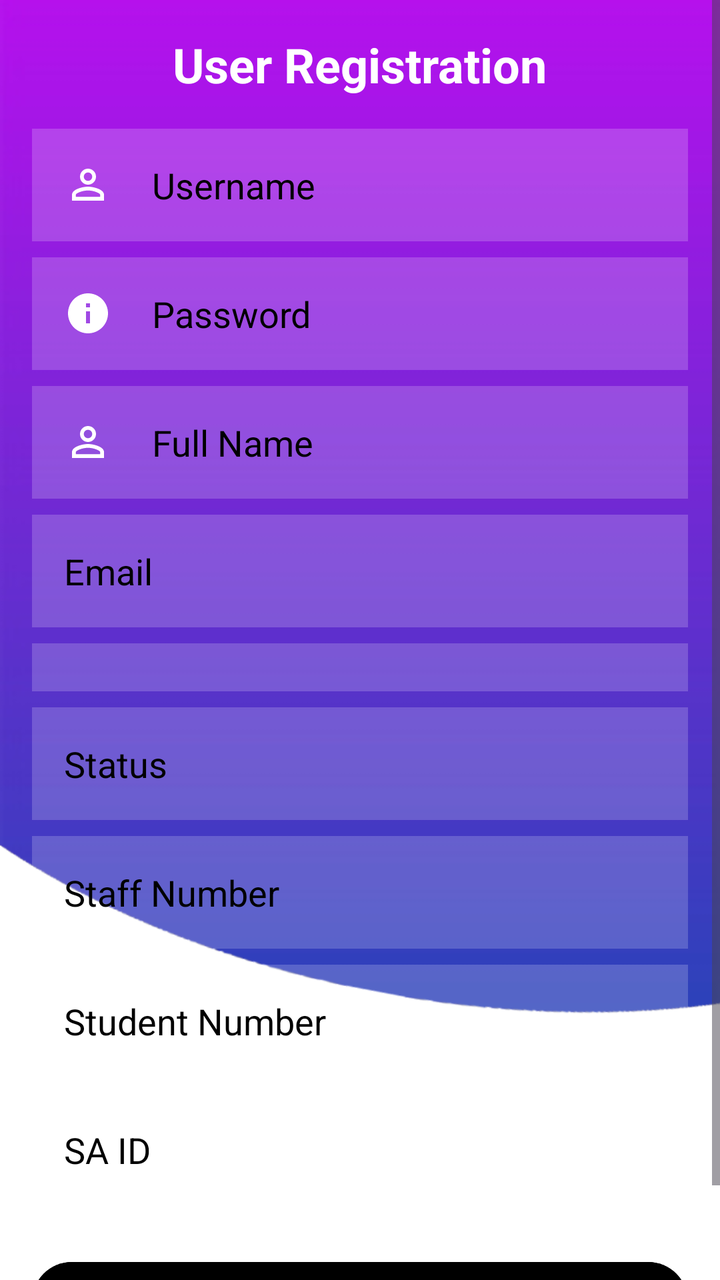
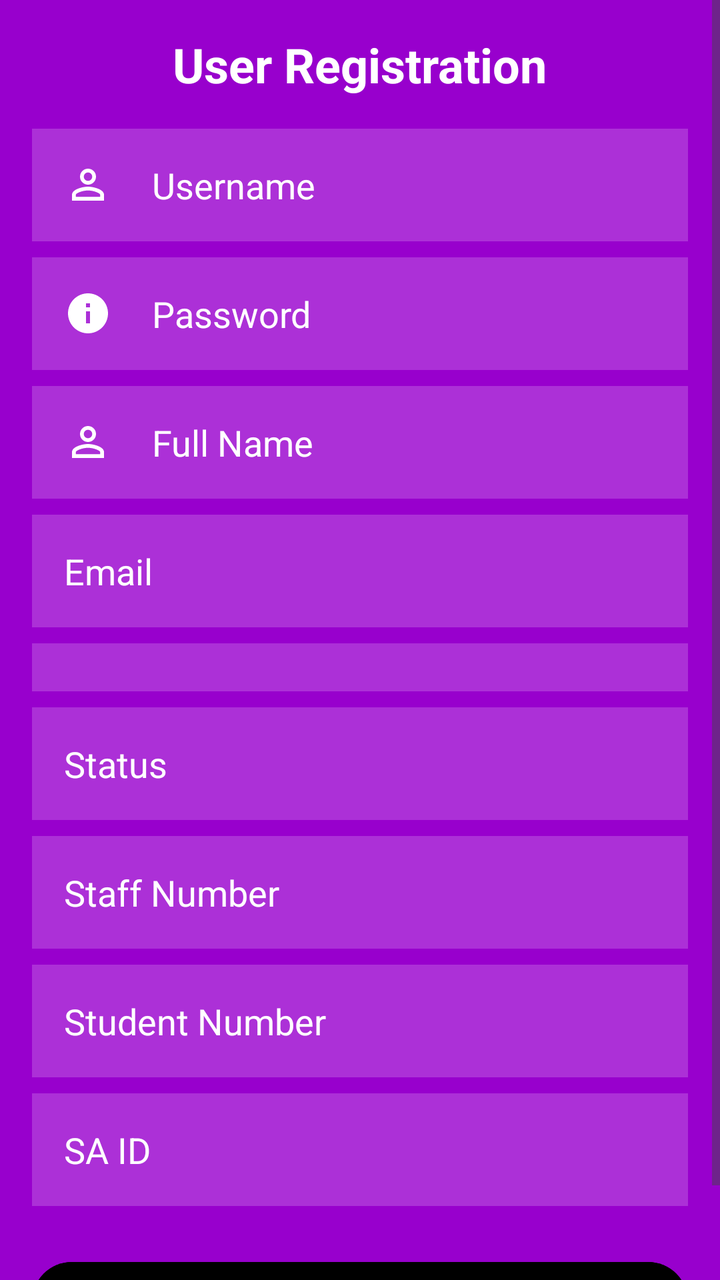

Screens rendered from an Android XML layout before and after an edit, with the pre-edit source and the edit as a unified diff.
<!-- AndroidManifest.xml: application theme Theme.AppConiTag -->
<!-- res/layout/activity_register3.xml -->
<?xml version="1.0" encoding="utf-8"?>
<RelativeLayout xmlns:android="http://schemas.android.com/apk/res/android"
    android:layout_width="match_parent"
    android:layout_height="match_parent"
    android:background="@drawable/background"
    xmlns:tools="http://schemas.android.com/tools"
    tools:context=".SignUp">

    <ScrollView
        android:layout_width="match_parent"
        android:layout_height="match_parent"
        android:fillViewport="true">

        <LinearLayout
            android:layout_width="match_parent"
            android:layout_height="wrap_content"
            android:orientation="vertical"
            android:padding="16dp">

            <TextView
                android:id="@+id/titleTextView"
                android:layout_width="wrap_content"
                android:layout_height="wrap_content"
                android:text="User Registration"
                android:textSize="24sp"
                android:textStyle="bold"
                android:textColor="@color/white"
                android:layout_gravity="center_horizontal"
                android:paddingBottom="16dp"/>

            <EditText
                android:id="@+id/usernameEditText"
                android:layout_width="match_parent"
                android:layout_height="wrap_content"
                android:hint="Username"
                android:inputType="textPersonName"
                android:background="#30ffffff"
                android:textColorHint="@color/black"
                android:textColor="@color/black"
                android:drawableLeft="@drawable/ic_baseline_person_outline_24"
                android:drawablePadding="20dp"
                android:padding="16dp"
                android:layout_marginBottom="8dp"/>

            <EditText
                android:id="@+id/passwordEditText"
                android:layout_width="match_parent"
                android:layout_height="wrap_content"
                android:hint="Password"
                android:inputType="textPassword"
                android:background="#30ffffff"
                android:textColorHint="@color/black"
                android:textColor="@color/black"
                android:drawableLeft="@drawable/ic_baseline_info_24"
                android:drawablePadding="20dp"
                android:padding="16dp"
                android:layout_marginBottom="8dp"/>

            <EditText
                android:id="@+id/fullNameEditText"
                android:layout_width="match_parent"
                android:layout_height="wrap_content"
                android:hint="Full Name"
                android:inputType="textPersonName"
                android:background="#30ffffff"
                android:textColorHint="@color/black"
                android:textColor="@color/black"
                android:drawableLeft="@drawable/ic_baseline_person_outline_24"
                android:drawablePadding="20dp"
                android:padding="16dp"
                android:layout_marginBottom="8dp"/>

            <EditText
                android:id="@+id/emailEditText"
                android:layout_width="match_parent"
                android:layout_height="wrap_content"
                android:hint="Email"
                android:inputType="textEmailAddress"
                android:background="#30ffffff"
                android:textColorHint="@color/black"
                android:textColor="@color/black"

                android:drawablePadding="20dp"
                android:padding="16dp"
                android:layout_marginBottom="8dp"/>

            
            <Spinner
                android:id="@+id/roleSpinner"
                android:layout_width="match_parent"
                android:layout_height="wrap_content"
                android:background="#30ffffff"
                android:padding="12dp"
                android:layout_marginBottom="8dp"
                android:popupBackground="@color/black"/>

            <EditText
                android:id="@+id/statusEditText"
                android:layout_width="match_parent"
                android:layout_height="wrap_content"
                android:hint="Status"
                android:inputType="text"
                android:background="#30ffffff"
                android:textColorHint="@color/black"
                android:textColor="@color/black"
                android:padding="16dp"
                android:layout_marginBottom="8dp"/>

            <EditText
                android:id="@+id/staffNumberEditText"
                android:layout_width="match_parent"
                android:layout_height="wrap_content"
                android:hint="Staff Number"
                android:inputType="number"
                android:background="#30ffffff"
                android:textColorHint="@color/black"
                android:textColor="@color/black"
                android:padding="16dp"
                android:layout_marginBottom="8dp"/>

            <EditText
                android:id="@+id/studentNumberEditText"
                android:layout_width="match_parent"
                android:layout_height="wrap_content"
                android:hint="Student Number"
                android:inputType="number"
                android:background="#30ffffff"
                android:textColorHint="@color/black"
                android:textColor="@color/black"
                android:padding="16dp"
                android:layout_marginBottom="8dp"/>

            <EditText
                android:id="@+id/saIdEditText"
                android:layout_width="match_parent"
                android:layout_height="wrap_content"
                android:hint="SA ID"
                android:inputType="text"
                android:background="#30ffffff"
                android:textColorHint="@color/black"
                android:textColor="@color/black"
                android:padding="16dp"
                android:layout_marginBottom="8dp"/>

            <TextView
                android:id="@+id/errorTextView"
                android:layout_width="match_parent"
                android:layout_height="wrap_content"
                android:textColor="@android:color/holo_red_dark"
                android:visibility="gone"
                android:paddingTop="8dp"/>

            <Button
                android:id="@+id/registerButton"
                android:layout_width="match_parent"
                android:layout_height="wrap_content"
                android:text="Register"
                android:layout_marginTop="16dp"
                android:backgroundTint="@color/black"
                android:textColor="@color/white"/>

        </LinearLayout>
    </ScrollView>
</RelativeLayout>
<!-- resources referenced by this layout -->
<resources>
  <color name="black">#FF000000</color>
  <color name="white">#FFFFFFFF</color>
  <!-- drawable background: png bitmap (drawable, 19321 bytes) -->
  <!-- drawable ic_baseline_info_24 (drawable) -->
  <vector android:height="24dp" android:tint="#FFFFFF"
      android:viewportHeight="24" android:viewportWidth="24"
      android:width="24dp" xmlns:android="http://schemas.android.com/apk/res/android">
      <path android:fillColor="@android:color/white" android:pathData="M12,2C6.48,2 2,6.48 2,12s4.48,10 10,10 10,-4.48 10,-10S17.52,2 12,2zM13,17h-2v-6h2v6zM13,9h-2L11,7h2v2z"/>
  </vector>
  <!-- drawable ic_baseline_person_outline_24 (drawable) -->
  <vector android:height="24dp" android:tint="#FFFFFF"
      android:viewportHeight="24" android:viewportWidth="24"
      android:width="24dp" xmlns:android="http://schemas.android.com/apk/res/android">
      <path android:fillColor="@android:color/white" android:pathData="M12,5.9c1.16,0 2.1,0.94 2.1,2.1s-0.94,2.1 -2.1,2.1S9.9,9.16 9.9,8s0.94,-2.1 2.1,-2.1m0,9c2.97,0 6.1,1.46 6.1,2.1v1.1L5.9,18.1L5.9,17c0,-0.64 3.13,-2.1 6.1,-2.1M12,4C9.79,4 8,5.79 8,8s1.79,4 4,4 4,-1.79 4,-4 -1.79,-4 -4,-4zM12,13c-2.67,0 -8,1.34 -8,4v3h16v-3c0,-2.66 -5.33,-4 -8,-4z"/>
  </vector>
  <style name="Theme.AppConiTag" parent="Base.Theme.AppConiTag" />
  <style name="Base.Theme.AppConiTag" parent="Theme.Material3.DayNight.NoActionBar">
          <item name="colorPrimary">@color/purple_500</item>
          <item name="colorPrimaryVariant">@color/purple_700</item>
          <item name="colorOnPrimary">@color/white</item>
          
          <item name="colorSecondary">@color/teal_200</item>
          <item name="colorSecondaryVariant">@color/teal_700</item>
          <item name="colorOnSecondary">@color/black</item>
          
      </style>
  <color name="purple_500">#FF6200EE</color>
  <color name="purple_700">#FF3700B3</color>
  <color name="teal_200">#FF03DAC5</color>
  <color name="teal_700">#FF018786</color>
</resources>

<!-- the commit's change to res/layout/activity_register3.xml (unified diff, before → after) -->
@@ -2,7 +2,7 @@
 <RelativeLayout xmlns:android="http://schemas.android.com/apk/res/android"
     android:layout_width="match_parent"
     android:layout_height="match_parent"
-    android:background="@drawable/background"
+    android:background="@drawable/back_purpleb"
     xmlns:tools="http://schemas.android.com/tools"
     tools:context=".SignUp">
 
@@ -35,8 +35,8 @@
                 android:hint="Username"
                 android:inputType="textPersonName"
                 android:background="#30ffffff"
-                android:textColorHint="@color/black"
-                android:textColor="@color/black"
+                android:textColorHint="@color/white"
+                android:textColor="@color/white"
                 android:drawableLeft="@drawable/ic_baseline_person_outline_24"
                 android:drawablePadding="20dp"
                 android:padding="16dp"
@@ -49,8 +49,8 @@
                 android:hint="Password"
                 android:inputType="textPassword"
                 android:background="#30ffffff"
-                android:textColorHint="@color/black"
-                android:textColor="@color/black"
+                android:textColorHint="@color/white"
+                android:textColor="@color/white"
                 android:drawableLeft="@drawable/ic_baseline_info_24"
                 android:drawablePadding="20dp"
                 android:padding="16dp"
@@ -63,8 +63,8 @@
                 android:hint="Full Name"
                 android:inputType="textPersonName"
                 android:background="#30ffffff"
-                android:textColorHint="@color/black"
-                android:textColor="@color/black"
+                android:textColorHint="@color/white"
+                android:textColor="@color/white"
                 android:drawableLeft="@drawable/ic_baseline_person_outline_24"
                 android:drawablePadding="20dp"
                 android:padding="16dp"
@@ -77,8 +77,8 @@
                 android:hint="Email"
                 android:inputType="textEmailAddress"
                 android:background="#30ffffff"
-                android:textColorHint="@color/black"
-                android:textColor="@color/black"
+                android:textColorHint="@color/white"
+                android:textColor="@color/white"
 
                 android:drawablePadding="20dp"
                 android:padding="16dp"
@@ -101,8 +101,8 @@
                 android:hint="Status"
                 android:inputType="text"
                 android:background="#30ffffff"
-                android:textColorHint="@color/black"
-                android:textColor="@color/black"
+                android:textColorHint="@color/white"
+                android:textColor="@color/white"
                 android:padding="16dp"
                 android:layout_marginBottom="8dp"/>
 
@@ -113,8 +113,8 @@
                 android:hint="Staff Number"
                 android:inputType="number"
                 android:background="#30ffffff"
-                android:textColorHint="@color/black"
-                android:textColor="@color/black"
+                android:textColorHint="@color/white"
+                android:textColor="@color/white"
                 android:padding="16dp"
                 android:layout_marginBottom="8dp"/>
 
@@ -125,8 +125,8 @@
                 android:hint="Student Number"
                 android:inputType="number"
                 android:background="#30ffffff"
-                android:textColorHint="@color/black"
-                android:textColor="@color/black"
+                android:textColorHint="@color/white"
+                android:textColor="@color/white"
                 android:padding="16dp"
                 android:layout_marginBottom="8dp"/>
 
@@ -137,8 +137,8 @@
                 android:hint="SA ID"
                 android:inputType="text"
                 android:background="#30ffffff"
-                android:textColorHint="@color/black"
-                android:textColor="@color/black"
+                android:textColorHint="@color/white"
+                android:textColor="@color/white"
                 android:padding="16dp"
                 android:layout_marginBottom="8dp"/>
 
<!-- resource entries referenced after the edit -->
@@ -2,7 +2,7 @@
 <resources>
   <color name="black">#FF000000</color>
   <color name="white">#FFFFFFFF</color>
-  <!-- drawable background: png bitmap (drawable, 19321 bytes) -->
+  <!-- drawable back_purpleb: jpeg bitmap (drawable, 6836 bytes) -->
   <!-- drawable ic_baseline_info_24 (drawable) -->
   <vector android:height="24dp" android:tint="#FFFFFF"
       android:viewportHeight="24" android:viewportWidth="24"
